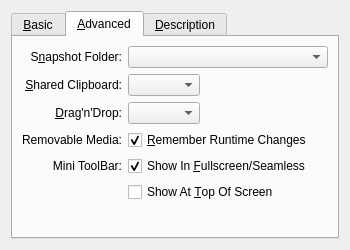
The window that vbox/src/VBox/Frontends/VirtualBox/src/settings/machine/UIMachineSettingsGeneral.ui (jljuxgm/vboxgit) describes before a commit, drawn with Qt 5.
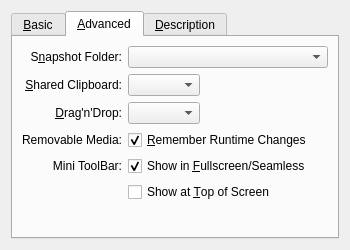
The same window after the commit. The open tabs and pages were chosen to show the change. Custom widgets are drawn as their Qt base class.

What changed in the file:
```diff
--- a/vbox/src/VBox/Frontends/VirtualBox/src/settings/machine/UIMachineSettingsGeneral.ui
+++ b/vbox/src/VBox/Frontends/VirtualBox/src/settings/machine/UIMachineSettingsGeneral.ui
@@ -220,7 +220,7 @@
              <string>If checked, show the Mini ToolBar in Fullscreen and Seamless modes.</string>
             </property>
             <property name="text" >
-             <string>Show In &amp;Fullscreen/Seamless</string>
+             <string>Show in &amp;Fullscreen/Seamless</string>
             </property>
             <property name="checked" >
              <bool>true</bool>
@@ -239,7 +239,7 @@
              <string>If checked, show the Mini ToolBar at the top of the screen, rather than in its default position at the bottom of the screen.</string>
             </property>
             <property name="text" >
-             <string>Show At &amp;Top Of Screen</string>
+             <string>Show at &amp;Top of Screen</string>
             </property>
             <property name="checked" >
              <bool>false</bool>
```
